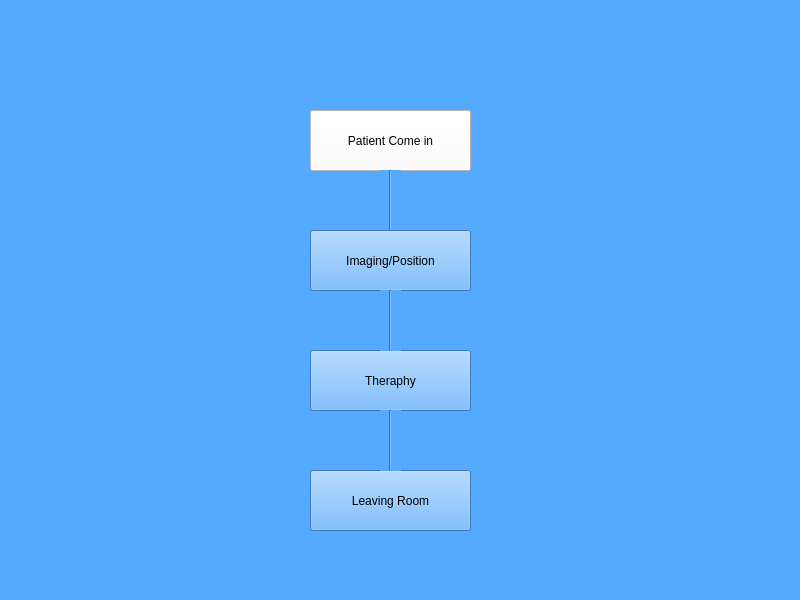
zhailei-scu/TRTimeRecord, file ui/Form/TRTimeOperator.ui: the form before one commit.
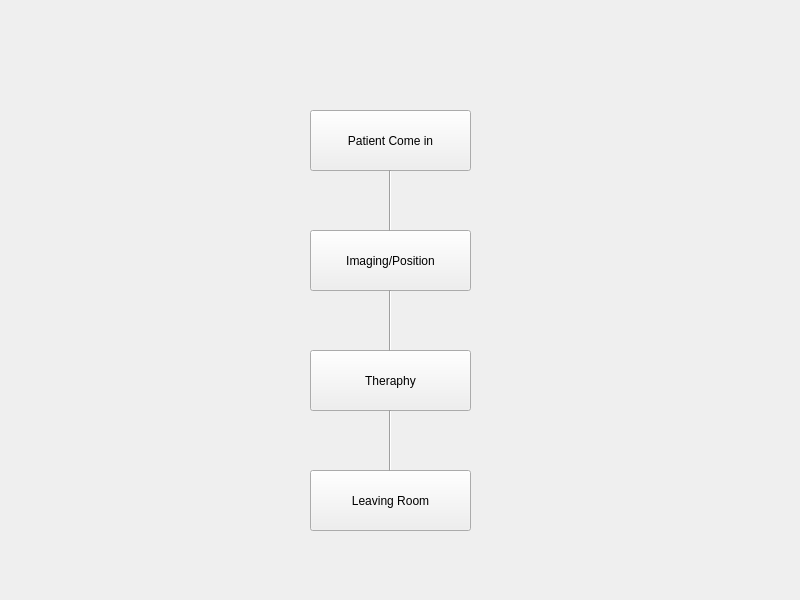
The form after the commit.

```diff
--- a/ui/Form/TRTimeOperator.ui
+++ b/ui/Form/TRTimeOperator.ui
@@ -17,9 +17,7 @@
    <bool>false</bool>
   </property>
   <property name="styleSheet">
-   <string notr="true">background-color: rgb(85, 85, 255);
-background-color: qlineargradient(spread:pad, x1:0, y1:0, x2:1, y2:1, stop:0 rgba(85, 170, 255, 255), stop:1 rgba(255, 255, 255, 255));
-background-color: rgb(85, 170, 255);</string>
+   <string notr="true"/>
   </property>
   <widget class="QPushButton" name="pushButton">
    <property name="geometry">
@@ -34,25 +32,12 @@
     <bool>false</bool>
    </property>
    <property name="styleSheet">
-    <string notr="true">background-color: rgb(255, 255, 255);</string>
+    <string notr="true"/>
    </property>
    <property name="text">
     <string>Patient Come in</string>
    </property>
   </widget>
-  <widget class="Line" name="line">
-   <property name="geometry">
-    <rect>
-     <x>380</x>
-     <y>170</y>
-     <width>21</width>
-     <height>61</height>
-    </rect>
-   </property>
-   <property name="orientation">
-    <enum>Qt::Vertical</enum>
-   </property>
-  </widget>
   <widget class="QPushButton" name="pushButton_2">
    <property name="geometry">
     <rect>
@@ -127,6 +112,31 @@
     <enum>Qt::Vertical</enum>
    </property>
   </widget>
+  <widget class="Line" name="line_4">
+   <property name="geometry">
+    <rect>
+     <x>380</x>
+     <y>170</y>
+     <width>21</width>
+     <height>61</height>
+    </rect>
+   </property>
+   <property name="autoFillBackground">
+    <bool>false</bool>
+   </property>
+   <property name="styleSheet">
+    <string notr="true">color: rgb(255, 255, 255);
+selection-color: rgb(255, 255, 255);
+border-bottom-color: rgb(255, 255, 255);
+border-right-color: rgb(255, 255, 255);
+border-top-color: rgb(255, 255, 255);
+gridline-color: rgb(255, 255, 255);
+border-color: rgb(255, 255, 255);</string>
+   </property>
+   <property name="orientation">
+    <enum>Qt::Vertical</enum>
+   </property>
+  </widget>
  </widget>
  <resources/>
  <connections/>
```
